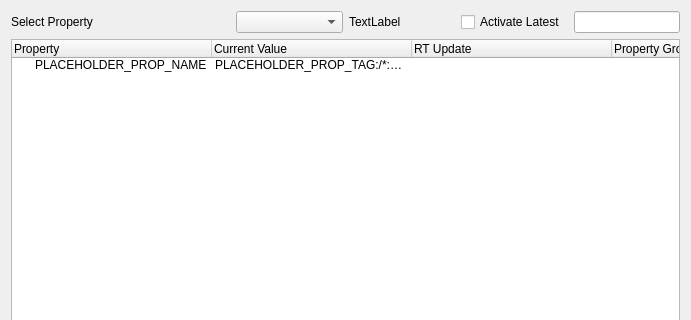
Before: the Qt Designer form sources/jvxLibraries/jvx-qt-central-widgets/uisrc/jvx_property_tree_widget.ui in jvxgit/AudYoFlo, drawn with Qt 5; both pictures show x 0 to 691 and y 0 to 320 of the 691 by 494 pixel window.
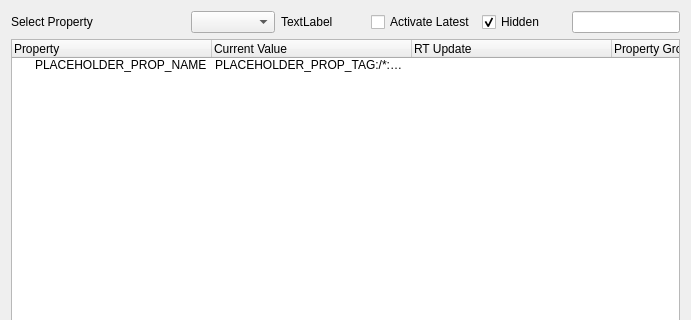
After: the same form once the commit is applied.

Commit message: 1) Added function to pop last element from path expression 2) Added option "hidden" to hide all properties with a leading "_" in property tree widget

Patch:
```diff
--- a/sources/jvxLibraries/jvx-qt-central-widgets/uisrc/jvx_property_tree_widget.ui
+++ b/sources/jvxLibraries/jvx-qt-central-widgets/uisrc/jvx_property_tree_widget.ui
@@ -13,24 +13,7 @@
   <property name="windowTitle">
    <string>Form</string>
   </property>
-  <layout class="QGridLayout" name="gridLayout" columnstretch="1,1,1,1,1,1">
-   <item row="0" column="0">
-    <widget class="QLabel" name="label">
-     <property name="text">
-      <string>Select Property</string>
-     </property>
-    </widget>
-   </item>
-   <item row="0" column="3">
-    <widget class="QLabel" name="label_component_id">
-     <property name="text">
-      <string>TextLabel</string>
-     </property>
-    </widget>
-   </item>
-   <item row="0" column="2">
-    <widget class="QComboBox" name="comboBox_component_ref"/>
-   </item>
+  <layout class="QGridLayout" name="gridLayout" columnstretch="1,1,1,1,1,1,0">
    <item row="0" column="4">
     <widget class="QCheckBox" name="checkBox_actlatest">
      <property name="text">
@@ -38,10 +21,7 @@
      </property>
     </widget>
    </item>
-   <item row="0" column="5">
-    <widget class="QLineEdit" name="lineEdit_search"/>
-   </item>
-   <item row="1" column="0" colspan="6">
+   <item row="1" column="0" colspan="7">
     <widget class="QTreeWidget" name="treeWidget_props">
      <property name="accessibleDescription">
       <string>jvx_properties</string>
@@ -85,6 +65,36 @@
      </item>
     </widget>
    </item>
+   <item row="0" column="2">
+    <widget class="QComboBox" name="comboBox_component_ref"/>
+   </item>
+   <item row="0" column="3">
+    <widget class="QLabel" name="label_component_id">
+     <property name="text">
+      <string>TextLabel</string>
+     </property>
+    </widget>
+   </item>
+   <item row="0" column="6">
+    <widget class="QLineEdit" name="lineEdit_search"/>
+   </item>
+   <item row="0" column="0">
+    <widget class="QLabel" name="label">
+     <property name="text">
+      <string>Select Property</string>
+     </property>
+    </widget>
+   </item>
+   <item row="0" column="5">
+    <widget class="QCheckBox" name="checkBox_hidden">
+     <property name="text">
+      <string>Hidden</string>
+     </property>
+     <property name="checked">
+      <bool>true</bool>
+     </property>
+    </widget>
+   </item>
   </layout>
  </widget>
  <resources/>
```
Left out of the diff: 21 changed lines with no effect on the pictures. The commit also changes 6 other files.
